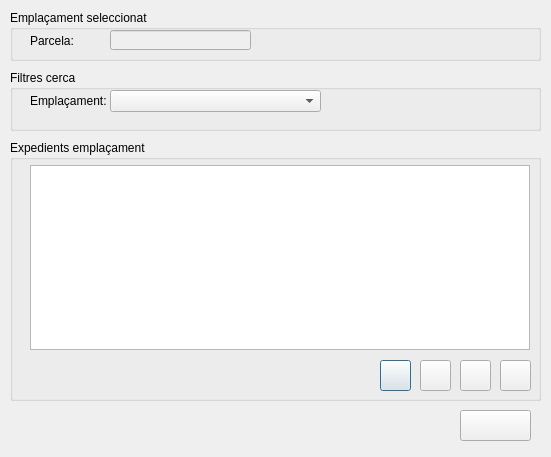
Old version of the form src/main.ui in the repository daviderill/expedients.
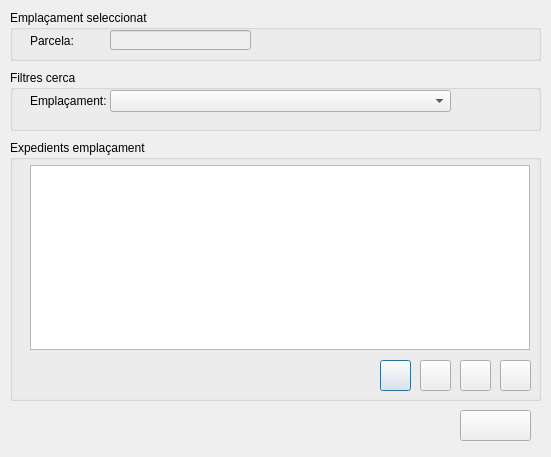
New version of the form. Icons and pictures are not drawn.

```diff
--- a/src/main.ui
+++ b/src/main.ui
@@ -240,7 +240,7 @@
      <rect>
       <x>100</x>
       <y>20</y>
-      <width>211</width>
+      <width>341</width>
       <height>22</height>
      </rect>
     </property>
```
